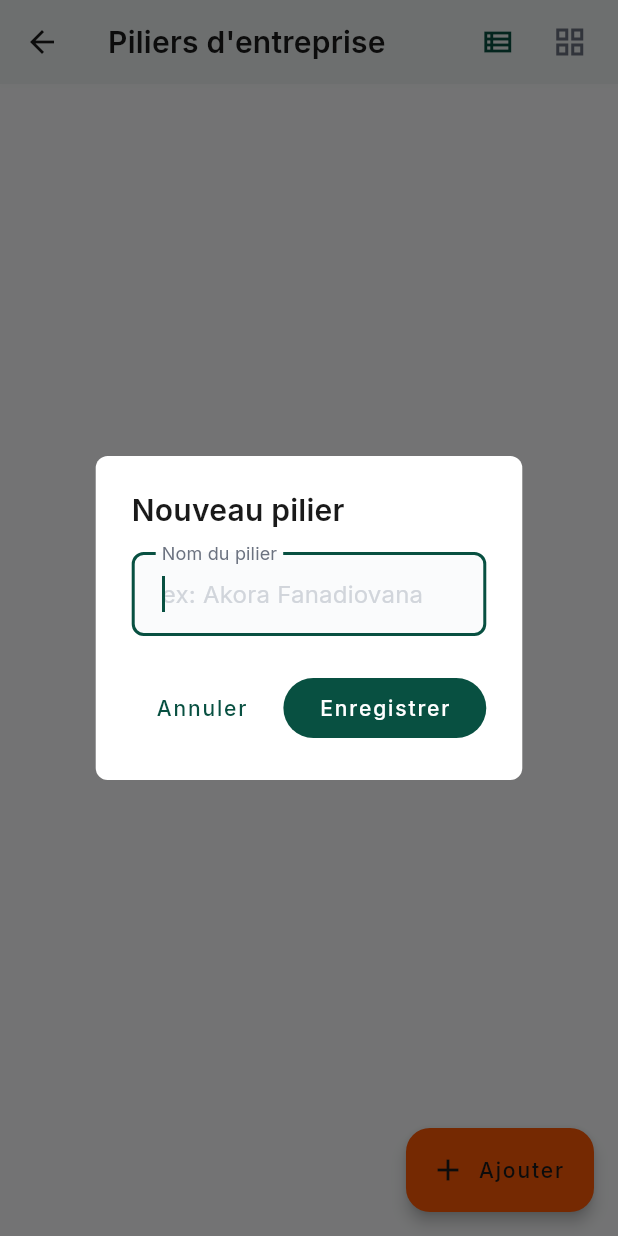
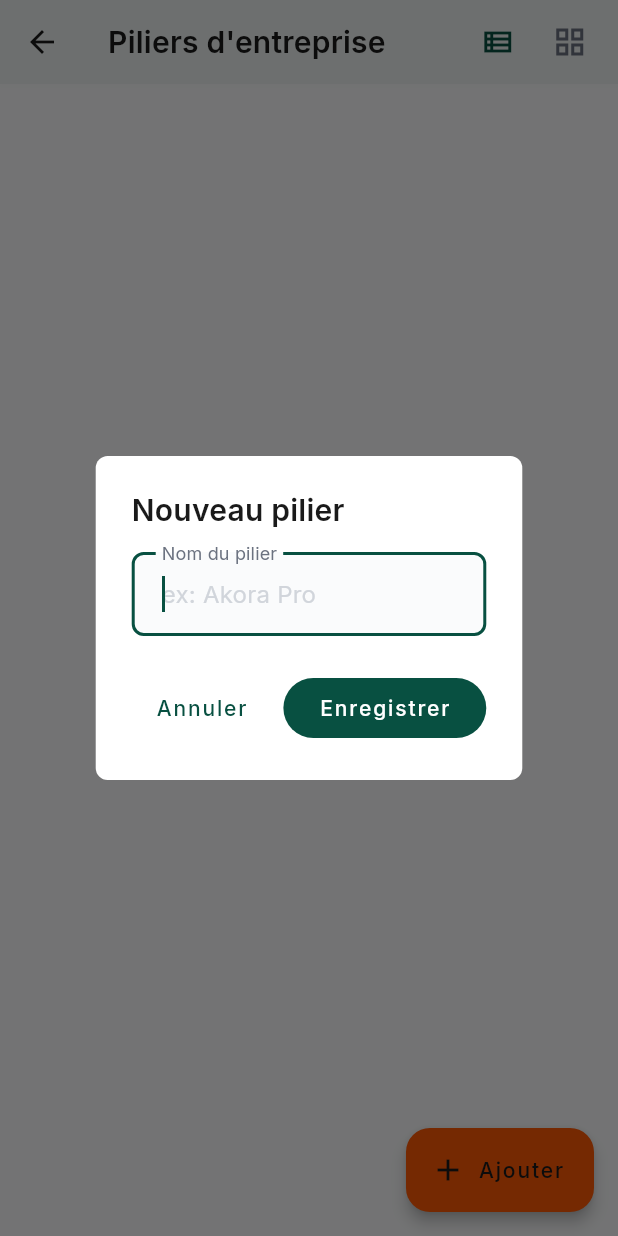
Before and after one commit to Anju-codermad/AkoraHub-app, a Flutter app: the BusinessUnitsManagement screen opened by its route, after a tap on "Ajouter", on a phone screen of 412 x 824 dp. Run offline on Flutter 3.47's test engine with Material 3 defaults, Android fonts, the phone set to English and light mode, and no system bars; our stand-ins replace app_links, audioplayers, cached_network_image, connectivity_plus, file_picker, firebase_core and 21 more; missing offline and left inert: agora_rtc_engine, mobile_scanner, record, screen_protector; accounts and stored records are empty.

Commit message:
fix(catalogue): icône eau pour Akor'Eau + commentaires piliers à jour
Suite au rebranding des piliers (Akora Fanadiovana -> Akora Pro/Home,
Peinture Pro -> Akora Coatings, Peinture -> Akora Paints, nouveau
pilier Akor'Eau) signalé par la conversation du site :

- Audit du code : aucun nom/liste de pilier codé en dur ne pilote de
  logique fonctionnelle (piliers et catégories sont déjà lus en direct
  depuis business_units/categories partout où c'est pertinent) — rien
  à corriger côté comportement.
- Ajoute une icône eau (water_drop) pour les piliers/catégories liés à
  l'eau dans le catalogue client, qui retombaient sur une icône
  générique faute de correspondance.
- Met à jour les commentaires qui citaient encore les anciens noms de
  pilier, pour éviter toute confusion dans le code à l'avenir.

Co-Authored-By: Claude Sonnet 5 <noreply@anthropic.com>
Claude-Session: https://claude.ai/code/session_01MsZEpdoRZH4Qopd3mYijHi

```diff
--- a/lib/core/constants/client_types.dart
+++ b/lib/core/constants/client_types.dart
@@ -25,7 +25,7 @@ final Map<String, String> kClientTypeLabels = {
   for (final option in kClientTypeOptions) option['value']!: option['label']!,
 };
 
-/// Catégories de produits (`products.category`, pilier Akora Fanadiovana —
+/// Catégories de produits (`products.category`, pilier Akora Home —
 /// voir `kProductUsageSuggestionsByCategory` dans product_management_real.dart
 /// pour la liste exacte des 10 noms) mises en avant pour chaque secteur
 /// (13/08, demande explicite : "pondération par secteur" sur la section
--- a/lib/presentation/business_units_management/business_units_management.dart
+++ b/lib/presentation/business_units_management/business_units_management.dart
@@ -5,8 +5,10 @@ import 'package:supabase_flutter/supabase_flutter.dart';
 import '../../core/supabase/supabase_config.dart';
 import 'category_management.dart';
 
-/// Gestion des piliers d'entreprise (Akora Fanadiovana, ARCA PAINTS,
-/// AkoraFormation, et tout pilier futur). Réservé au staff (RLS côté serveur).
+/// Gestion des piliers d'entreprise (Akora Pro, Akora Home, Akora Protect,
+/// Akora Soins, Akora Coatings, Akora Paints, AkoraFormation, Akor'Eau, et
+/// tout pilier futur — noms modifiables ici même, voir _showEditDialog).
+/// Réservé au staff (RLS côté serveur).
 class BusinessUnitsManagement extends StatefulWidget {
   const BusinessUnitsManagement({super.key});
 
@@ -91,7 +93,7 @@ class _BusinessUnitsManagementState extends State<BusinessUnitsManagement> {
           autofocus: true,
           decoration: const InputDecoration(
             labelText: 'Nom du pilier',
-            hintText: 'ex: Akora Fanadiovana',
+            hintText: 'ex: Akora Pro',
           ),
         ),
         actions: [
--- a/lib/presentation/client_home/formation/formation_catalog_screen.dart
+++ b/lib/presentation/client_home/formation/formation_catalog_screen.dart
@@ -17,7 +17,7 @@ import 'raw_material_detail_client.dart';
 ///
 /// Point d'accès unique, indépendant des piliers "Produits" (voir
 /// profile_tab.dart) — regroupe les matières premières de tous les
-/// piliers (Akora Pro, Peinture Pro, Akora Protect...) au même endroit,
+/// piliers (Akora Pro, Akora Coatings, Akora Protect...) au même endroit,
 /// plutôt que d'accrocher cette base à un pilier "Produits" détourné de
 /// son rôle (décision du 01/08, voir PROJECT_CONTEXT.md).
 class FormationCatalogScreen extends StatefulWidget {
--- a/lib/presentation/client_home/product_catalog_tab.dart
+++ b/lib/presentation/client_home/product_catalog_tab.dart
@@ -399,6 +399,9 @@ class _ProductCatalogTabState extends ConsumerState<ProductCatalogTab> {
       return Icons.format_paint;
     }
     if (slug.contains('formation')) return Icons.school;
+    if (slug.contains('eau') || slug.contains('water')) {
+      return Icons.water_drop_outlined;
+    }
     if (slug.contains('chimie') ||
         slug.contains('chimique') ||
         slug.contains('chemical')) {
@@ -425,6 +428,9 @@ class _ProductCatalogTabState extends ConsumerState<ProductCatalogTab> {
     }
     if (name.contains('carrelage') || name.contains('sol')) {
       return Icons.grid_view_outlined;
+    }
+    if (name.contains('eau') || name.contains('piscine')) {
+      return Icons.water_drop_outlined;
     }
     if (name.contains('insecticide') ||
         name.contains('nuisible') ||
```
Also changed, not shown: lib/presentation/product_management_real/product_management_real.dart (+7 -6 lines).
